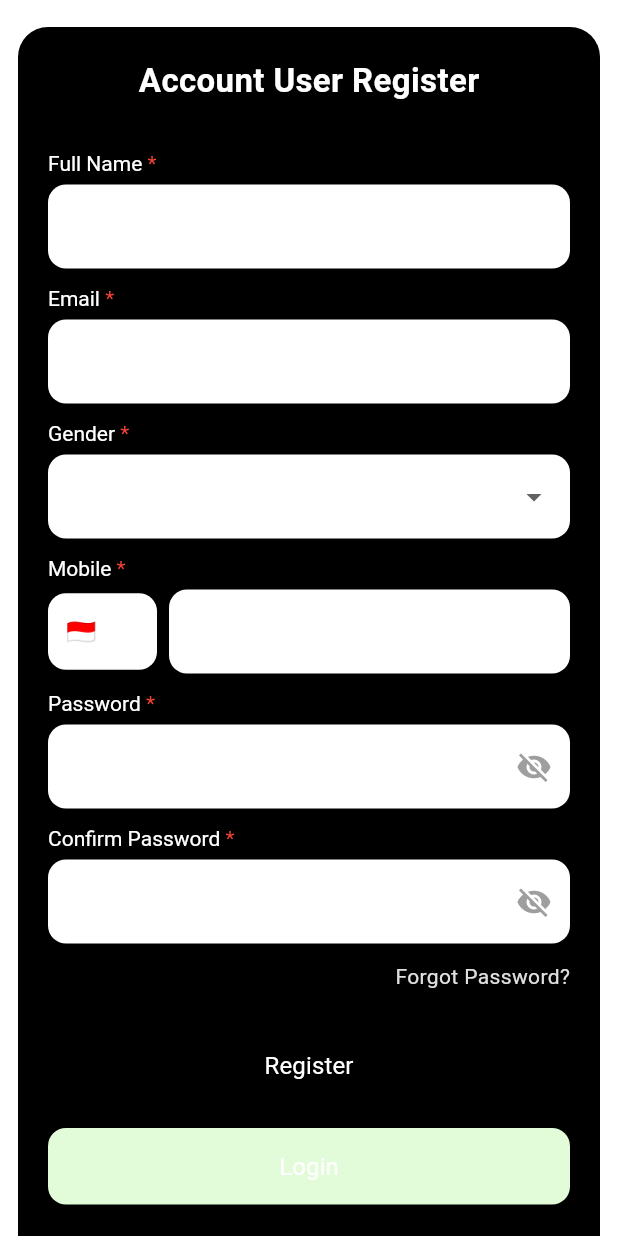
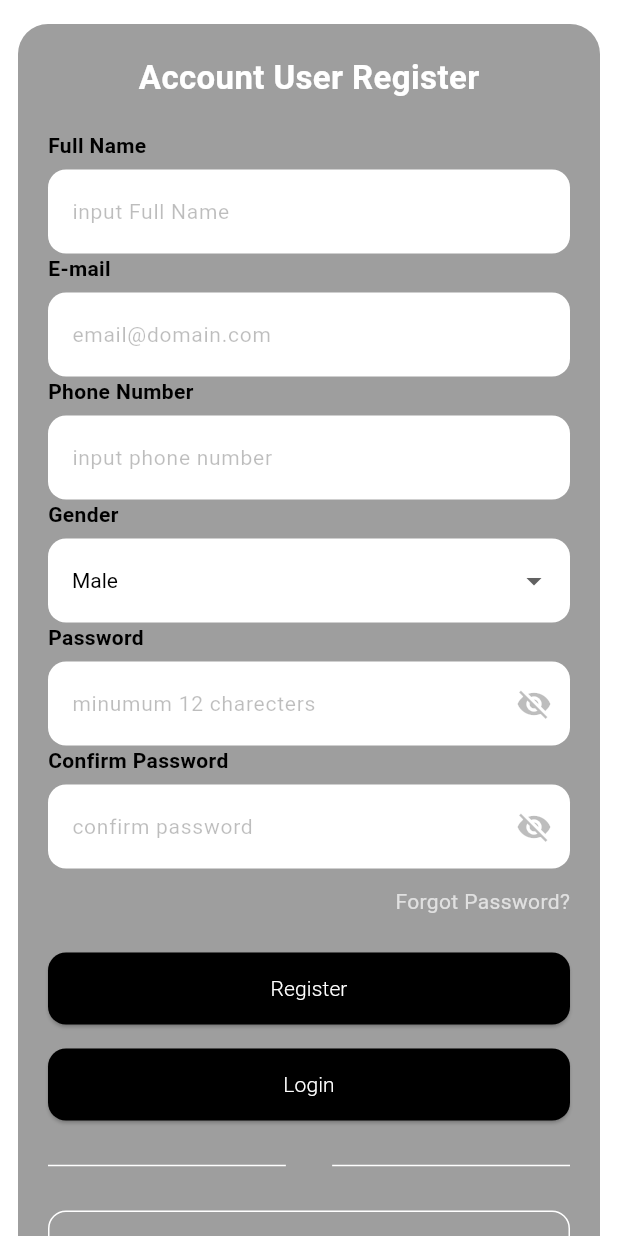
Before and after one commit to MuammarIbnu/MisaStudio, a Flutter app: the RegisterUserPage screen opened by its route, on a phone screen of 412 x 824 dp. Run offline on Flutter 3.47's test engine with Material 3 defaults, Android fonts, the phone set to English and light mode, and no system bars; our stand-ins replace sizer; Roboto replaces fonts that are missing (Urbanist).

Commit message:
login user & register user

```diff
--- a/lib/controllers/navigasi.dart
+++ b/lib/controllers/navigasi.dart
@@ -7,4 +7,7 @@ class Navigasi {
   void replacemen (BuildContext context, String route) {
     Navigator.pushReplacementNamed(context, route);
   }
+  void pop (BuildContext context, String route) {
+    Navigator.popAndPushNamed(context, route);
+  }
 }
--- /dev/null
+++ b/lib/controllers/password.dart
@@ -0,0 +1,12 @@
+import 'package:flutter/material.dart';
+
+class PasswordController extends ChangeNotifier {
+  bool _obscure = true;
+
+  bool get obscure => _obscure;
+
+  void toggle() {
+    _obscure = !_obscure;
+    notifyListeners();
+  }
+}
--- a/lib/roles/user/user_register_page.dart
+++ b/lib/roles/user/user_register_page.dart
@@ -1,19 +1,31 @@
 import 'package:flutter/material.dart';
+import 'package:flutter/services.dart';
+import 'package:misastudio/controllers/password.dart';
 import 'package:misastudio/theme/app_color.dart';
 import 'package:misastudio/theme/app_text.dart';
+import '../../controllers/navigasi.dart';
+import '../../routes.dart';
+import '../../widgets/buttons/continue_button.dart';
+import '../../widgets/input_fields/input_field.dart';
 
 class RegisterUserPage extends StatefulWidget {
   const RegisterUserPage({super.key});
+
 
   @override
   State<RegisterUserPage> createState() => _RegisterPageState();
 }
 
 class _RegisterPageState extends State<RegisterUserPage> {
+  final navigasi = Navigasi();
   final _formKey = GlobalKey<FormState>();
-  String gender = 'Female';
-
-  final BorderRadius _radius = BorderRadius.circular(12);
+  final fullnameController = TextEditingController();
+  final emailController = TextEditingController();
+  final nohpController = TextEditingController();
+  final passwordController = TextEditingController();
+  final confirmpasswordController = TextEditingController();
+  final passwordState = PasswordController();
+  String gender = 'Male';
 
   @override
   Widget build(BuildContext context) {
@@ -27,25 +39,13 @@ class _RegisterPageState extends State<RegisterUserPage> {
           padding: const EdgeInsets.all(12),
           child: Column(
             children: [
-              const SizedBox(height: 2),
-
-              /// ===== LOGO =====
-              Column(
-                // children: [
-                //   Image.asset(
-                //     'assets/images/aebbbec190680b790fb1afab99e36740075f92f4.png',
-                //     width: 200,
-                //   ),
-                // ],
-              ),
-
               const SizedBox(height: 4),
 
               /// ===== FORM CARD =====
               Container(
                 padding: const EdgeInsets.all(20),
                 decoration: BoxDecoration(
-                  color: AppColor.black,
+                  color: AppColor.grey,
                   borderRadius: BorderRadius.circular(20),
                 ),
                 child: Form(
@@ -63,29 +63,50 @@ class _RegisterPageState extends State<RegisterUserPage> {
 
                       const SizedBox(height: 20),
 
-                      _label(context, 'Full Name'),
-                      InputField(),
-
-                      _label(context, 'Email'),
-                      InputField(),
-
-                      _label(context, 'Gender'),
-                      _genderDropdown(),
-
-                      _label(context, 'Mobile'),
-                      Row(
-                        children: [
-                          _CountryCode(radius: _radius),
-                          const SizedBox(width: 8),
-                          Expanded(child: InputField()),
-                        ],
+                      InputField(
+                        controller: fullnameController,
+                        hintText: 'input Full Name',
+                        label: 'Full Name',
                       ),
 
-                      _label(context, 'Password'),
-                      InputField(obscure: true, isPassword: true),
+                      InputField(
+                        controller: emailController,
+                        hintText: 'email@domain.com',
+                        label: 'E-mail',
+                      ),
 
-                      _label(context, 'Confirm Password'),
-                      InputField(obscure: true, isPassword: true),
+                      InputField(
+                        controller: nohpController,
+                        hintText: 'input phone number',
+                        label: 'Phone Number',
+                        keyboardType: TextInputType.phone,
+                        inputFormatters: [FilteringTextInputFormatter.digitsOnly],
+                      ),
+
+                      DropdownInputField(
+                        label: 'Gender',
+                        value: gender,
+                        options: ['Male', 'Female'],
+                        onChanged: (val) {
+                          setState(() {
+                            gender = val!;
+                          });
+                        },
+                      ),
+
+                      InputField(
+                        controller: passwordController,
+                        hintText: 'minumum 12 charecters',
+                        label: 'Password',
+                        passwordController: passwordState,
+                      ),
+
+                      InputField(
+                        controller: confirmpasswordController,
+                        hintText: 'confirm password',
+                        label: 'Confirm Password',
+                        passwordController: passwordState,
+                      ),
 
                       const SizedBox(height: 12),
 
@@ -104,25 +125,20 @@ class _RegisterPageState extends State<RegisterUserPage> {
                       const SizedBox(height: 24),
 
                       /// REGISTER BUTTON
-                      _PrimaryButton(
+                      ContinueButton(
                         text: 'Register',
-                        color: AppColor.primary,
-                        onPressed: () {
-                          // if (_formKey.currentState!.validate()) {
-                          //   Navigator.pushReplacementNamed(
-                          //       context, AppRoutes.home);
-                          // }
+                        onPressed: (){
+                          // Isi navigasi
                         },
                       ),
 
                       const SizedBox(height: 16),
 
                       /// LOGIN BUTTON
-                      _PrimaryButton(
+                      ContinueButton(
                         text: 'Login',
-                        color: const Color(0xFFE2FCD9),
-                        onPressed: () {
-                          // Navigator.pushNamed(context, AppRoutes.login);
+                        onPressed: (){
+                          navigasi.pop(context, AppRoutes.user_login_page);
                         },
                       ),
 
@@ -183,112 +199,6 @@ class _RegisterPageState extends State<RegisterUserPage> {
               ),
             ],
           ),
-        ),
-      ),
-    );
-  }
-
-  /// ===== COMPONENTS =====
-
-  Widget _label(BuildContext context, String text) {
-    return Padding(
-      padding: const EdgeInsets.only(top: 12, bottom: 6),
-      child: RichText(
-        text: TextSpan(
-          text: text,
-          style:
-          AppText.caption(context).copyWith(color: AppColor.white),
-          children: const [
-            TextSpan(
-              text: ' *',
-              style: TextStyle(color: Colors.red),
-            ),
-          ],
-        ),
-      ),
-    );
-  }
-
-  // Widget _input({bool obscure = false, bool isPassword = false}) {
-  //   return TextFormField(
-  //     obscureText: obscure,
-  //     validator: (v) => v == null || v.isEmpty ? 'Required' : null,
-  //     decoration: InputDecoration(
-  //       filled: true,
-  //       fillColor: AppColor.white,
-  //       border: OutlineInputBorder(
-  //         borderRadius: _radius,
-  //         borderSide: BorderSide.none,
-  //       ),
-  //     ),
-  //   );
-  // }
-
-  Widget _input({
-    bool obscure = false,
-    bool isPassword = false, // default false, biar form lama aman
-  }) {
-    if (isPassword) {
-      // Password field dengan show/hide
-      return StatefulBuilder(
-        builder: (context, setState) {
-          bool _obscureText = obscure;
-          return TextFormField(
-            obscureText: _obscureText,
-            validator: (v) => v == null || v.isEmpty ? 'Required' : null,
-            decoration: InputDecoration(
-              filled: true,
-              fillColor: AppColor.white,
-              border: OutlineInputBorder(
-                borderRadius: _radius,
-                borderSide: BorderSide.none,
-              ),
-              suffixIcon: IconButton(
-                icon: Icon(
-                  _obscureText ? Icons.visibility_off : Icons.visibility,
-                  color: Colors.grey,
-                ),
-                onPressed: () {
-                  setState(() {
-                    _obscureText = !_obscureText;
-                  });
-                },
-              ),
-            ),
-          );
-        },
-      );
-    } else {
-      // Field biasa, tetap kompatibel dengan form lama
-      return TextFormField(
-        obscureText: obscure,
-        validator: (v) => v == null || v.isEmpty ? 'Required' : null,
-        decoration: InputDecoration(
-          filled: true,
-          fillColor: AppColor.white,
-          border: OutlineInputBorder(
-            borderRadius: _radius,
-            borderSide: BorderSide.none,
-          ),
-        ),
-      );
-    }
-  }
-
-  Widget _genderDropdown() {
-    return DropdownButtonFormField<String>(
-      value: gender,
-      items: const [
-        DropdownMenuItem(value: 'Female', child: Text('Female')),
-        DropdownMenuItem(value: 'Male', child: Text('Male')),
-      ],
-      onChanged: (v) => setState(() => gender = v!),
-      decoration: InputDecoration(
-        filled: true,
-        fillColor: AppColor.white,
-        border: OutlineInputBorder(
-          borderRadius: _radius,
-          borderSide: BorderSide.none,
         ),
       ),
     );
@@ -379,58 +289,58 @@ class _PrimaryButton extends StatelessWidget {
 }
 
 
-class InputField extends StatefulWidget {
-  final bool obscure;
-  final bool isPassword;
-  final TextEditingController? controller;
-
-  const InputField({
-    super.key,
-    this.obscure = false,
-    this.isPassword = false,
-    this.controller,
-  });
-
-  @override
-  State<InputField> createState() => _InputFieldState();
-}
-
-class _InputFieldState extends State<InputField> {
-  late bool _obscureText;
-
-  @override
-  void initState() {
-    super.initState();
-    _obscureText = widget.obscure;
-  }
-
-  @override
-  Widget build(BuildContext context) {
-    return TextFormField(
-      controller: widget.controller,
-      obscureText: widget.isPassword ? _obscureText : false,
-      validator: (v) => v == null || v.isEmpty ? 'Required' : null,
-      decoration: InputDecoration(
-        filled: true,
-        fillColor: Colors.white, // ganti sesuai AppColor.white
-        border: OutlineInputBorder(
-          borderRadius: BorderRadius.circular(12),
-          borderSide: BorderSide.none,
-        ),
-        suffixIcon: widget.isPassword
-            ? IconButton(
-          icon: Icon(
-            _obscureText ? Icons.visibility_off : Icons.visibility,
-            color: Colors.grey,
-          ),
-          onPressed: () {
-            setState(() {
-              _obscureText = !_obscureText;
-            });
-          },
-        )
-            : null,
-      ),
-    );
-  }
-}
+// class InputField extends StatefulWidget {
+//   final bool obscure;
+//   final bool isPassword;
+//   final TextEditingController? controller;
+//
+//   const InputField({
+//     super.key,
+//     this.obscure = false,
+//     this.isPassword = false,
+//     this.controller,
+//   });
+//
+//   @override
+//   State<InputField> createState() => _InputFieldState();
+// }
+//
+// class _InputFieldState extends State<InputField> {
+//   late bool _obscureText;
+//
+//   @override
+//   void initState() {
+//     super.initState();
+//     _obscureText = widget.obscure;
+//   }
+//
+//   @override
+//   Widget build(BuildContext context) {
+//     return TextFormField(
+//       controller: widget.controller,
+//       obscureText: widget.isPassword ? _obscureText : false,
+//       validator: (v) => v == null || v.isEmpty ? 'Required' : null,
+//       decoration: InputDecoration(
+//         filled: true,
+//         fillColor: Colors.white, // ganti sesuai AppColor.white
+//         border: OutlineInputBorder(
+//           borderRadius: BorderRadius.circular(12),
+//           borderSide: BorderSide.none,
+//         ),
+//         suffixIcon: widget.isPassword
+//             ? IconButton(
+//           icon: Icon(
+//             _obscureText ? Icons.visibility_off : Icons.visibility,
+//             color: Colors.grey,
+//           ),
+//           onPressed: () {
+//             setState(() {
+//               _obscureText = !_obscureText;
+//             });
+//           },
+//         )
+//             : null,
+//       ),
+//     );
+//   }
+// }
--- /dev/null
+++ b/lib/widgets/input_fields/input_field.dart
@@ -0,0 +1,156 @@
+import 'package:flutter/material.dart';
+import 'package:flutter/services.dart';
+import 'package:misastudio/theme/app_color.dart';
+import 'package:misastudio/controllers/password.dart';
+
+/// INPUTFIELD
+class InputField extends StatelessWidget {
+  final TextEditingController controller;
+  final TextInputType keyboardType;
+  final List<TextInputFormatter>? inputFormatters;
+  final String? hintText;
+  final String? label;
+  final PasswordController? passwordController;
+
+  const InputField({
+    super.key,
+    required this.controller,
+    this.hintText,
+    this.label,
+    this.passwordController,
+    this.keyboardType = TextInputType.text,
+    this.inputFormatters,
+
+  });
+
+  @override
+  Widget build(BuildContext context) {
+    final field = AnimatedBuilder(
+      animation: passwordController ?? Listenable.merge([]),
+      builder: (context, _) {
+        final isObscure = passwordController?.obscure ?? false;
+
+        return TextField(
+          controller: controller,
+          obscureText: isObscure,
+          keyboardType: keyboardType,
+          inputFormatters: inputFormatters,
+          style: const TextStyle(
+            fontFamily: 'Urbanist',
+            color: AppColor.black,
+          ),
+          decoration: InputDecoration(
+            hintText: hintText,
+            hintStyle: const TextStyle(
+              color: AppColor.black26,
+              fontFamily: 'Urbanist',
+              fontSize: 14,
+            ),
+            filled: true,
+            fillColor: AppColor.white,
+            border: OutlineInputBorder(
+              borderRadius: BorderRadius.circular(12),
+              borderSide: BorderSide.none,
+            ),
+            suffixIcon: passwordController != null
+                ? IconButton(
+              icon: Icon(
+                isObscure ? Icons.visibility_off : Icons.visibility,
+                color: AppColor.black26,
+              ),
+              onPressed: passwordController!.toggle,
+            )
+                : null,
+          ),
+        );
+      },
+    );
+
+    return Column(
+      crossAxisAlignment: CrossAxisAlignment.start,
+      children: [
+        if (label != null) ...[
+          Text(
+            label!,
+            style: const TextStyle(
+              fontFamily: 'Urbanist',
+              fontSize: 14,
+              fontWeight: FontWeight.w600,
+              color: AppColor.black,
+            ),
+          ),
+          const SizedBox(height: 6),
+        ],
+        field,
+      ],
+    );
+  }
+}
+
+/// DROPDOWNINPUTFIELD
+class DropdownInputField extends StatelessWidget {
+  final String? label;
+  final String? value;
+  final List<String> options;
+  final ValueChanged<String?> onChanged;
+
+  const DropdownInputField({
+    super.key,
+    this.label,
+    required this.value,
+    required this.options,
+    required this.onChanged,
+  });
+
+  @override
+  Widget build(BuildContext context) {
+    final field = DropdownButtonFormField<String>(
+      value: value,
+      decoration: InputDecoration(
+        filled: true,
+        fillColor: AppColor.white,
+        border: OutlineInputBorder(
+          borderRadius: BorderRadius.circular(12),
+          borderSide: BorderSide.none,
+        ),
+      ),
+      hint: Text(
+        "Select $label",
+        style: const TextStyle(
+          color: AppColor.black26,
+          fontFamily: 'Urbanist',
+        ),
+      ),
+      style: const TextStyle(
+        fontFamily: 'Urbanist',
+        color: AppColor.black,
+      ),
+      items: options.map((String option) {
+        return DropdownMenuItem<String>(
+          value: option,
+          child: Text(option),
+        );
+      }).toList(),
+      onChanged: onChanged,
+    );
+
+    return Column(
+      crossAxisAlignment: CrossAxisAlignment.start,
+      children: [
+        if (label != null) ...[
+          Text(
+            label!,
+            style: const TextStyle(
+              fontFamily: 'Urbanist',
+              fontSize: 14,
+              fontWeight: FontWeight.w600,
+              color: AppColor.black,
+            ),
+          ),
+          const SizedBox(height: 6),
+        ],
+        field,
+      ],
+    );
+  }
+}
--- a/pubspec.yaml
+++ b/pubspec.yaml
@@ -12,6 +12,8 @@ dependencies:
   flutter:
     sdk: flutter
   cupertino_icons: ^1.0.8
+  sizer: ^3.1.3
+
 
 dev_dependencies:
   flutter_test:
```
Also changed, not shown: lib/main.dart (+8 -2 lines), lib/roles/user/user_login_page.dart (+27 -12 lines), lib/widgets/accesoris/term_text.dart (+8 -4 lines), lib/widgets/input_fields/email.dart (deleted, +0 -31 lines), pubspec.lock.
